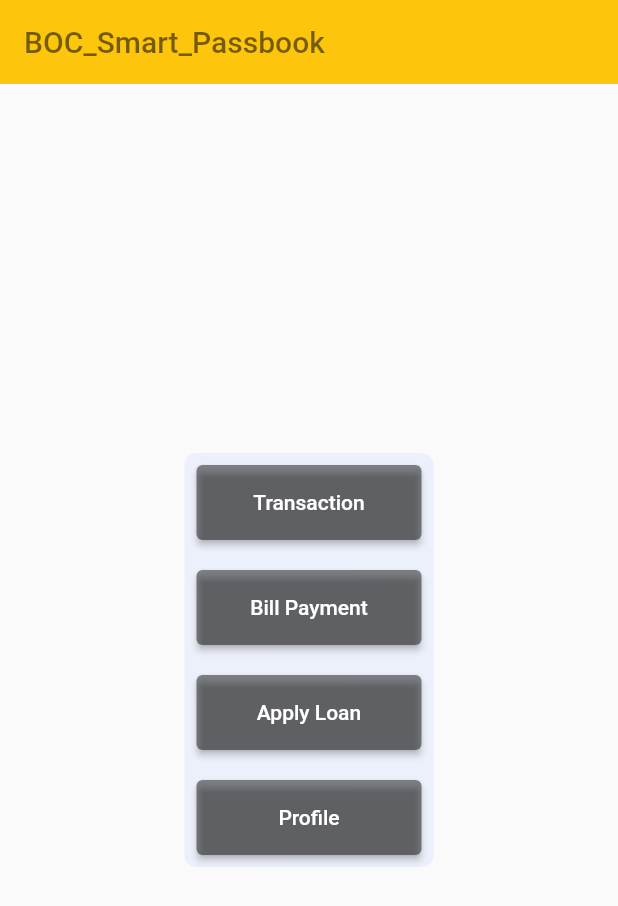
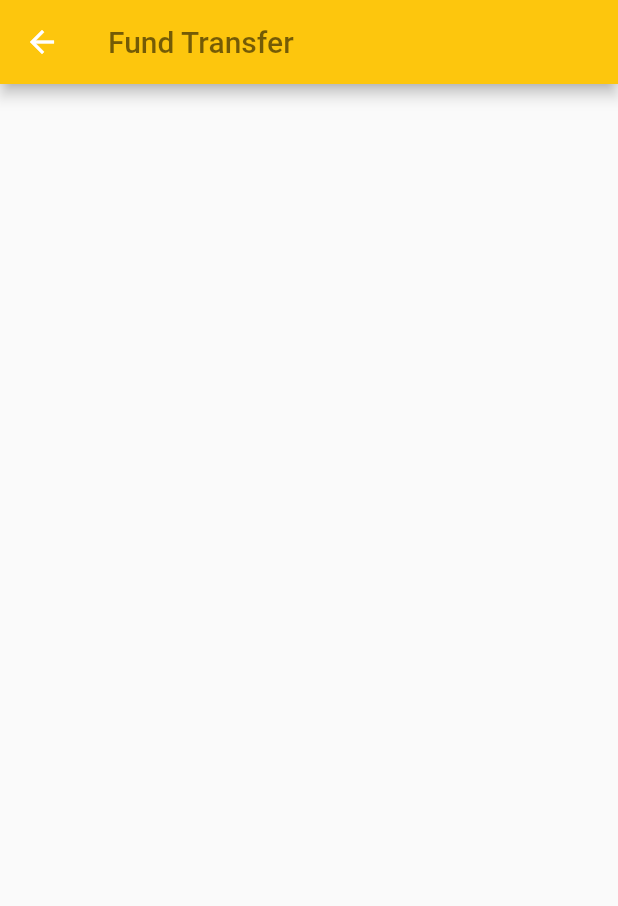
Before and after one commit to User-Experience-Design-SE3050-2021/se3050---uee-2021s2_reg_we_26, a Flutter app: the screen it shows after launch, after a tap on "Transaction", on a phone screen of 412 x 824 dp. Shown: the top 906 px of the screen. Run offline on Flutter 3.47's test engine with Material 2 defaults, Android fonts, the phone set to English and light mode, and no system bars.

Commit message:
Add the MyHomePage class

```diff
--- a/lib/main.dart
+++ b/lib/main.dart
@@ -1,3 +1,4 @@
+import 'package:boc_smart_passbook/screens/fund_transfer/menu.dart';
 import 'package:flutter/material.dart';
 
 void main() {
@@ -14,7 +15,17 @@ class MyApp extends StatelessWidget {
       theme: ThemeData(
         primarySwatch: Colors.blue,
       ),
-      home: Scaffold(
+      home: MyHomePage(),
+    );
+  }
+}
+
+class MyHomePage extends StatelessWidget {
+  const MyHomePage({Key? key}) : super(key: key);
+
+  @override
+  Widget build(BuildContext context) {
+    return Scaffold(
       appBar: AppBar(
         elevation: 0,
         backgroundColor: const Color.fromRGBO(253,198,13,1),
@@ -43,7 +54,13 @@ class MyApp extends StatelessWidget {
                     primary: Colors.black45,
                     fixedSize: Size(150,50),
                   ),
-                      onPressed: (){},
+                  onPressed: (){
+                    Navigator.of(context).push(
+                      MaterialPageRoute(
+                        builder: (context) => const FundMenu(),
+                      ),
+                    );
+                  },
                   child: Text('Transaction'),
                 ),
                 SizedBox(height: 20.0),
@@ -78,7 +95,6 @@ class MyApp extends StatelessWidget {
           ),
         ),
       ),
-      ),
     );
   }
 }
--- /dev/null
+++ b/lib/screens/fund_transfer/menu.dart
@@ -0,0 +1,20 @@
+import 'package:flutter/material.dart';
+
+class FundMenu extends StatelessWidget {
+  const FundMenu({Key? key}) : super(key: key);
+
+  @override
+  Widget build(BuildContext context) {
+    return Scaffold(
+      appBar: AppBar(
+        backgroundColor: const Color.fromRGBO(253,198,13,1),
+        title: const Text(
+            'Fund Transfer',
+            style: TextStyle(
+              color: Colors.black54,
+            ),
+        ),
+      ),
+    );
+  }
+}
```
Lines whose indentation alone changed are shown as unchanged.
